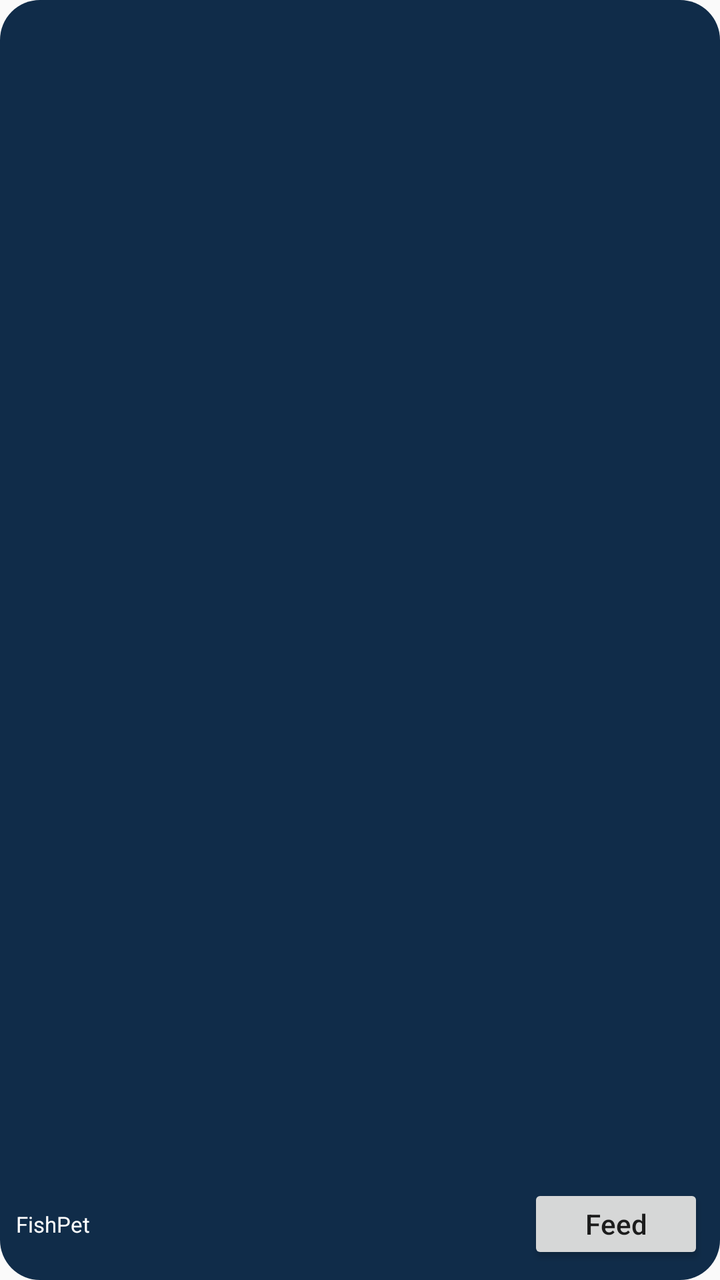
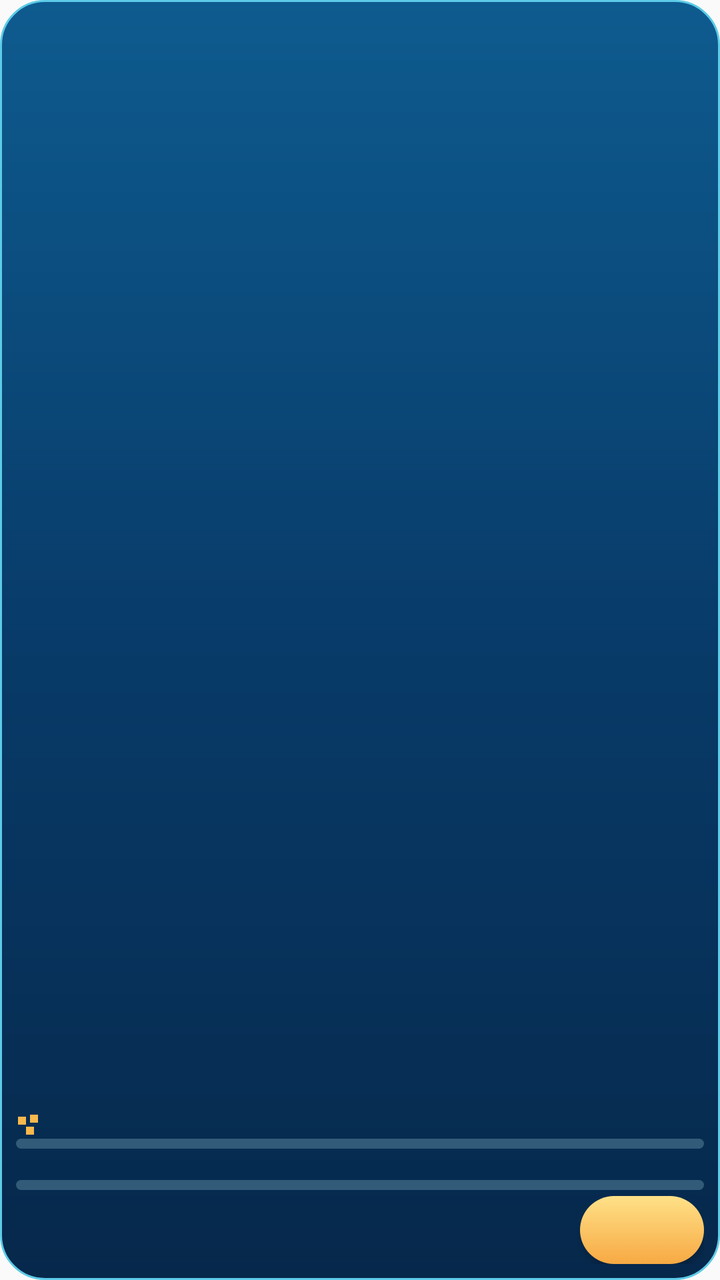

Before-and-after screenshots of an Android layout around one commit, followed by the original layout XML and the change that was made.
<!-- AndroidManifest.xml: application theme android:Theme.Material.Light.NoActionBar -->
<!-- res/layout/fish_widget.xml -->
<LinearLayout xmlns:android="http://schemas.android.com/apk/res/android" android:layout_width="match_parent" android:layout_height="match_parent" android:orientation="vertical" android:padding="8dp" android:background="@drawable/widget_bg">
    <ImageView android:id="@+id/aquarium" android:layout_width="match_parent" android:layout_height="0dp" android:layout_weight="1" android:contentDescription="Fish aquarium" android:scaleType="fitCenter"/>
    <LinearLayout android:layout_width="match_parent" android:layout_height="wrap_content" android:gravity="center_vertical" android:orientation="horizontal">
        <TextView android:id="@+id/status" android:layout_width="0dp" android:layout_height="wrap_content" android:layout_weight="1" android:text="FishPet" android:textSize="11sp" android:textColor="#FFFFFF" android:maxLines="2"/>
        <Button android:id="@+id/feed" android:layout_width="wrap_content" android:layout_height="40dp" android:text="Feed" android:textAllCaps="false"/>
    </LinearLayout>
</LinearLayout>
<!-- resources referenced by this layout -->
<resources>
  <!-- drawable widget_bg (drawable) -->
  <shape xmlns:android="http://schemas.android.com/apk/res/android" android:shape="rectangle"><solid android:color="#102C49"/><corners android:radius="20dp"/></shape>
</resources>

<!-- the commit's change to res/layout/fish_widget.xml (unified diff, before → after) -->
@@ -1,7 +1,96 @@
-<LinearLayout xmlns:android="http://schemas.android.com/apk/res/android" android:layout_width="match_parent" android:layout_height="match_parent" android:orientation="vertical" android:padding="8dp" android:background="@drawable/widget_bg">
-    <ImageView android:id="@+id/aquarium" android:layout_width="match_parent" android:layout_height="0dp" android:layout_weight="1" android:contentDescription="Fish aquarium" android:scaleType="fitCenter"/>
-    <LinearLayout android:layout_width="match_parent" android:layout_height="wrap_content" android:gravity="center_vertical" android:orientation="horizontal">
-        <TextView android:id="@+id/status" android:layout_width="0dp" android:layout_height="wrap_content" android:layout_weight="1" android:text="FishPet" android:textSize="11sp" android:textColor="#FFFFFF" android:maxLines="2"/>
-        <Button android:id="@+id/feed" android:layout_width="wrap_content" android:layout_height="40dp" android:text="Feed" android:textAllCaps="false"/>
+<LinearLayout xmlns:android="http://schemas.android.com/apk/res/android"
+    android:layout_width="match_parent"
+    android:layout_height="match_parent"
+    android:background="@drawable/widget_bg"
+    android:orientation="vertical"
+    android:padding="8dp">
+
+    <ImageView
+        android:id="@+id/aquarium"
+        android:layout_width="match_parent"
+        android:layout_height="0dp"
+        android:layout_weight="1"
+        android:contentDescription="MheyFish aquarium"
+        android:scaleType="fitCenter" />
+
+    <TextView
+        android:id="@+id/fish_title"
+        android:layout_width="match_parent"
+        android:layout_height="wrap_content"
+        android:ellipsize="end"
+        android:maxLines="1"
+        android:textColor="#F4FCFF"
+        android:textSize="13sp"
+        android:textStyle="bold" />
+
+    <TextView
+        android:id="@+id/mood"
+        android:layout_width="match_parent"
+        android:layout_height="wrap_content"
+        android:ellipsize="end"
+        android:maxLines="1"
+        android:textColor="#C6ECFA"
+        android:textSize="10sp" />
+
+    <TextView
+        android:id="@+id/hunger_label"
+        android:layout_width="match_parent"
+        android:layout_height="wrap_content"
+        android:drawablePadding="3dp"
+        android:drawableStart="@drawable/ic_hunger"
+        android:textColor="#FFF2CC"
+        android:textSize="10sp" />
+
+    <ProgressBar
+        android:id="@+id/hunger_progress"
+        style="?android:attr/progressBarStyleHorizontal"
+        android:layout_width="match_parent"
+        android:layout_height="5dp"
+        android:layout_marginBottom="2dp"
+        android:max="100"
+        android:progressDrawable="@drawable/hunger_progress" />
+
+    <TextView
+        android:id="@+id/health_label"
+        android:layout_width="match_parent"
+        android:layout_height="wrap_content"
+        android:textColor="#D9FFE4"
+        android:textSize="10sp" />
+
+    <ProgressBar
+        android:id="@+id/health_progress"
+        style="?android:attr/progressBarStyleHorizontal"
+        android:layout_width="match_parent"
+        android:layout_height="5dp"
+        android:max="100"
+        android:progressDrawable="@drawable/health_progress" />
+
+    <LinearLayout
+        android:layout_width="match_parent"
+        android:layout_height="wrap_content"
+        android:layout_marginTop="3dp"
+        android:gravity="center_vertical"
+        android:orientation="horizontal">
+
+        <TextView
+            android:id="@+id/feed_feedback"
+            android:layout_width="0dp"
+            android:layout_height="wrap_content"
+            android:layout_weight="1"
+            android:ellipsize="end"
+            android:maxLines="2"
+            android:textColor="#D5F4FF"
+            android:textSize="9sp" />
+
+        <Button
+            android:id="@+id/feed"
+            android:layout_width="wrap_content"
+            android:layout_height="34dp"
+            android:background="@drawable/feed_button"
+            android:minWidth="62dp"
+            android:textAllCaps="false"
+            android:textColor="#073B5A"
+            android:textSize="12sp"
+            android:textStyle="bold" />
     </LinearLayout>
 </LinearLayout>
<!-- resource entries referenced after the edit -->
@@ -1,6 +1,33 @@
 <!-- resources referenced by this layout -->
 <resources>
+  <!-- drawable feed_button (drawable) -->
+  <selector xmlns:android="http://schemas.android.com/apk/res/android">
+      <item android:state_enabled="false"><shape android:shape="rectangle"><solid android:color="#7692A0"/><corners android:radius="17dp"/></shape></item>
+      <item><shape android:shape="rectangle"><gradient android:angle="270" android:startColor="#FFE188" android:endColor="#F7A943"/><corners android:radius="17dp"/></shape></item>
+  </selector>
+  <!-- drawable health_progress (drawable) -->
+  <layer-list xmlns:android="http://schemas.android.com/apk/res/android">
+      <item android:id="@android:id/background"><shape android:shape="rectangle"><solid android:color="#315B78"/><corners android:radius="4dp"/></shape></item>
+      <item android:id="@android:id/progress"><clip><shape android:shape="rectangle"><solid android:color="#63D49A"/><corners android:radius="4dp"/></shape></clip></item>
+  </layer-list>
+  <!-- drawable hunger_progress (drawable) -->
+  <layer-list xmlns:android="http://schemas.android.com/apk/res/android">
+      <item android:id="@android:id/background"><shape android:shape="rectangle"><solid android:color="#315B78"/><corners android:radius="4dp"/></shape></item>
+      <item android:id="@android:id/progress"><clip><shape android:shape="rectangle"><solid android:color="#F8B84D"/><corners android:radius="4dp"/></shape></clip></item>
+  </layer-list>
+  <!-- drawable ic_hunger (drawable) -->
+  <vector xmlns:android="http://schemas.android.com/apk/res/android"
+      android:width="12dp"
+      android:height="12dp"
+      android:viewportWidth="12"
+      android:viewportHeight="12">
+      <path android:fillColor="#F8B84D" android:pathData="M1,2h4v4h-4zM7,1h4v4h-4zM5,7h4v4h-4z" />
+  </vector>
   <!-- drawable widget_bg (drawable) -->
-  <shape xmlns:android="http://schemas.android.com/apk/res/android" android:shape="rectangle"><solid android:color="#102C49"/><corners android:radius="20dp"/></shape>
+  <shape xmlns:android="http://schemas.android.com/apk/res/android" android:shape="rectangle">
+      <gradient android:angle="270" android:startColor="#0E5B8F" android:centerColor="#083B69" android:endColor="#06284B" />
+      <corners android:radius="22dp" />
+      <stroke android:width="1dp" android:color="#5CCBE7" />
+  </shape>
 </resources>
 
